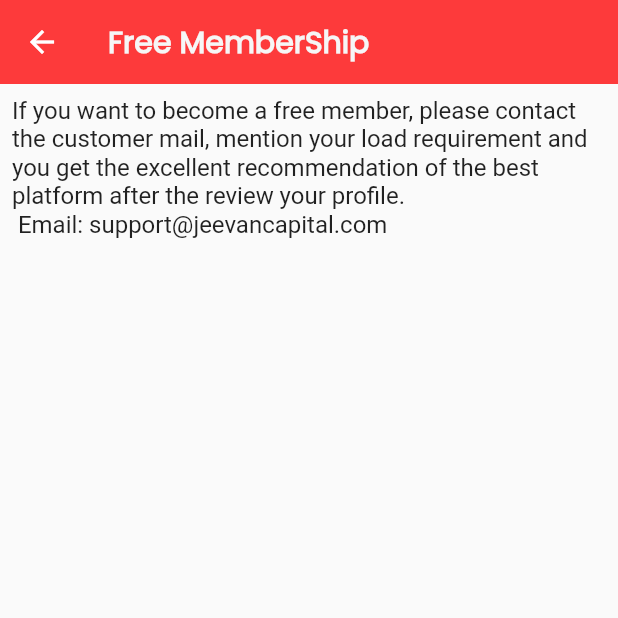
After one commit to DhruvalGorasiya/speed_lone, a Flutter app: the screen it shows after launch, item 3 of the bottom bar chosen, after a tap on "Free MemberShip", on a phone screen of 412 x 824 dp, the top half of it. The commit adds this screen. Run offline on Flutter 3.47's test engine with Material 2 defaults, Android fonts, the phone set to English and light mode, and no system bars; our stand-ins replace cloud_firestore, firebase_core, get, google_mobile_ads; missing offline and left inert: dart:ffi, store_redirect; accounts and stored records are empty.

Commit message:
setting page complete

```diff
--- a/lib/main.dart
+++ b/lib/main.dart
@@ -3,6 +3,7 @@
 import 'package:flutter/services.dart';
 import 'package:get/get.dart';
 import 'package:google_mobile_ads/google_mobile_ads.dart';
+import 'package:lone_counter/view/about_us.dart';
 import 'package:lone_counter/view/age_detail.dart';
 import 'package:lone_counter/view/bank_detail_view.dart';
 import 'package:lone_counter/view/bottom_navigation_view.dart';
@@ -12,6 +13,7 @@
 import 'package:lone_counter/view/emi_calculator_view.dart';
 import 'package:lone_counter/view/instant_loan_view.dart';
 import 'package:lone_counter/view/final_offer_view.dart';
+import 'package:lone_counter/view/membership_view.dart';
 import 'package:lone_counter/view/pan_details_view.dart';
 import 'package:lone_counter/view/personal_detail_view.dart';
 import 'package:lone_counter/view/splash_view.dart';
@@ -55,10 +57,12 @@
         GetPage(name: Routes.bankDetailView, page: () => BankDetailView()),
         GetPage(name: Routes.panDetailView, page: () => PanDetailView()),
         GetPage(name: Routes.finalOfferView, page: () => const FinalOfferView()),
+        GetPage(name: Routes.freeMemberShipView, page: () => const MembershipView()),
         GetPage(
             name: Routes.compareLoneCalculator,
             page: () => CompareLoneCalculator()),
-        GetPage(name: Routes.instantLoanView, page: () => InstantLoanView()),
+        GetPage(name: Routes.instantLoanView, page: () => const InstantLoanView()),
+        GetPage(name: Routes.aboutUs, page: () => const AboutUs()),
       ],
       debugShowCheckedModeBanner: false,
       initialRoute: Routes.splashView,
--- a/lib/utils/routes.dart
+++ b/lib/utils/routes.dart
@@ -13,4 +13,6 @@
   static const bankDetailView = '/bankDetailView';
   static const panDetailView = '/panDetailView';
   static const finalOfferView = '/finalOfferView';
+  static const freeMemberShipView = '/freeMemberShipView';
+  static const aboutUs = '/aboutUs';
 }
--- /dev/null
+++ b/lib/view/membership_view.dart
@@ -0,0 +1,21 @@
+import 'package:flutter/material.dart';
+import 'package:lone_counter/widget/app_bar.dart';
+
+class MembershipView extends StatelessWidget {
+  const MembershipView({Key? key}) : super(key: key);
+
+  @override
+  Widget build(BuildContext context) {
+    return Scaffold(
+      appBar: customAppBar(title: "Free MemberShip"),
+      body: const Padding(
+        padding: EdgeInsets.all(8.0),
+        child: Text(
+          "If you want to become a free member, please contact the customer mail, mention your load requirement and you get the excellent recommendation of the best platform after the review your profile."
+          "\n Email: support@jeevancapital.com",
+          style: TextStyle(fontSize: 16),
+        ),
+      ),
+    );
+  }
+}
--- a/lib/view/profile_view.dart
+++ b/lib/view/profile_view.dart
@@ -1,9 +1,13 @@
 import 'package:cloud_firestore/cloud_firestore.dart';
 import 'package:flutter/material.dart';
+import 'package:get/get.dart';
 import 'package:lone_counter/utils/image_constant.dart';
+import 'package:lone_counter/utils/routes.dart';
 import 'package:lone_counter/utils/string_constant.dart';
 import 'package:lone_counter/utils/text_style_constant.dart';
 import 'package:lone_counter/widget/app_bar.dart';
+import 'package:store_redirect/store_redirect.dart';
+import 'package:url_launcher/url_launcher.dart';
 
 class ProfileView extends StatefulWidget {
   const ProfileView({Key? key}) : super(key: key);
@@ -27,10 +31,18 @@
       body: SafeArea(
         child: Column(
           children: [
-            card(ImageConstant.star, "Rate App"),
-            card(ImageConstant.gift, "Free MemberShip"),
-            card(ImageConstant.privacy, "Privacy Policy"),
-            card(ImageConstant.about, "About Us"),
+            GestureDetector(onTap: () async {
+              await StoreRedirect.redirect(androidAppId: 'com.example.lone_counter');
+            },child: card(ImageConstant.star, "Rate App")),
+            GestureDetector(onTap: () {
+              Get.toNamed(Routes.freeMemberShipView);
+            },child: card(ImageConstant.gift, "Free MemberShip")),
+            GestureDetector(onTap: () async {
+              await launchUrl(Uri.parse('https://rapidcashloans.blogspot.com/2022/12/privacy-policy.html'));
+            },child: card(ImageConstant.privacy, "Privacy Policy")),
+            GestureDetector(onTap: () {
+              Get.toNamed(Routes.aboutUs);
+            },child: card(ImageConstant.about, "About Us")),
           ],
         ),
       ),
--- a/lib/view/redeemed_view.dart
+++ b/lib/view/redeemed_view.dart
@@ -12,10 +12,6 @@
 
   RedeemedView({Key? key}) : super(key: key);
 
-  final RedeemedController controller = Get.put(RedeemedController());
-
-  RedeemedView({Key? key}) : super(key: key);
-
   @override
   Widget build(BuildContext context) {
     return Obx(() => SafeArea(
@@ -24,8 +20,40 @@
               Image.asset('assets/backgrounds/recomadition.jpg',
                   height: Get.height, width: Get.width, fit: BoxFit.fill),
               Padding(
+                padding: EdgeInsets.only(
+                    left: Get.width * 0.15,
+                    right: Get.width * 0.15,
+                    top: Get.height * 0.075),
+                child: Column(
+                  crossAxisAlignment: CrossAxisAlignment.start,
+                  children: [
+                    Padding(
+                      padding: const EdgeInsets.all(5.0),
+                      child: Text(
+                        "All Analysis:",
+                        style: TextStyle(
+                            color: Colors.white,
+                            fontSize: Get.width * 0.05,
+                            fontWeight: FontWeight.bold),
+                      ),
+                    ),
+                    Padding(
+                      padding: const EdgeInsets.all(5.0),
+                      child: Text(
+                        "if you apply for 3 or more loan products , the loan approve rate will be increase up to 99%",
+                        style: TextStyle(
+                            color: Colors.white,
+                            fontSize: Get.width * 0.04,
+                            fontWeight: FontWeight.bold),
+                      ),
+                    ),
+                  ],
+                ),
+              ),
+              Padding(
                 padding: EdgeInsets.only(top: Get.height / 3.6),
-                child: ListView.builder(
+                child: controller.data.isNotEmpty
+                    ? ListView.builder(
                         itemCount: controller.data.length,
                         physics: const BouncingScrollPhysics(),
                         itemBuilder: (context, index) {
@@ -35,16 +63,23 @@
                               minLoneAmount: controller.data[index]
                                   ['min_lone_amount'],
                               name: controller.data[index]['name'],
-                        loneInterest: controller.data[index]['interest_rate'],
+                              loneInterest: controller.data[index]
+                                  ['interest_rate'],
                               apkId: controller.data[index]['lanuch_app_id'],
                               imgUrl: controller.data[index]['img_url']);
                         },
+                      )
+                    : const Center(
+                        child: CircularProgressIndicator(
+                          color: ColorConstant.primaryColor,
+                        ),
                       ),
               ),
             ],
           ),
         ));
   }
+
   Widget _child(
       {required int maxLoneAmount,
       required int minLoneAmount,
@@ -89,7 +124,10 @@
                     maxLines: 1,
                     overflow: TextOverflow.ellipsis,
                     style: TextStyleConstant.bold18
-                        .copyWith(color: ColorConstant.black),),),),
+                        .copyWith(color: ColorConstant.black),
+                  ),
+                ),
+              ),
               Expanded(
                 child: Container(
                   decoration: const BoxDecoration(
@@ -123,7 +161,9 @@
                 },
                 child: Image.asset(
                   ImageConstant.apply,
-                  height: Get.height * 0.05,),),
+                  height: Get.height * 0.05,
+                ),
+              ),
               Expanded(
                 flex: 12,
                 child: GestureDetector(
--- a/lib/view/splash_view.dart
+++ b/lib/view/splash_view.dart
@@ -13,7 +13,7 @@
   @override
   void initState() {
     super.initState();
-    Future.delayed(const Duration(milliseconds: 5000),() {
+    Future.delayed(const Duration(milliseconds: 3000),() {
       Get.offNamed(Routes.homeView);
     },);
   }
--- a/pubspec.yaml
+++ b/pubspec.yaml
@@ -43,6 +43,7 @@
   cloud_firestore: ^4.2.0
   store_redirect: ^2.0.1
   google_mobile_ads: ^2.3.0
+  url_launcher: ^6.1.7
 
 
 dev_dependencies:
```
Also changed, not shown: lib/view/about_us.dart (added, +24 -0 lines), lib/view/instant_loan_view.dart (+9 -2 lines), pubspec.lock, 6 other files. Lines whose indentation alone changed are shown as unchanged.
